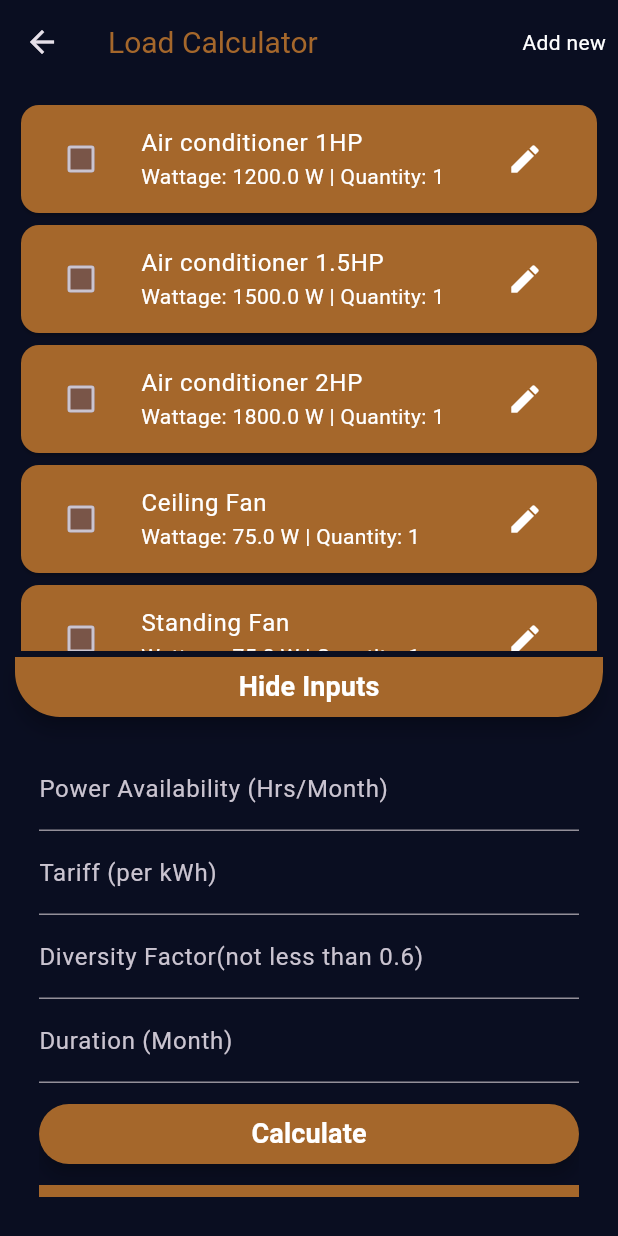
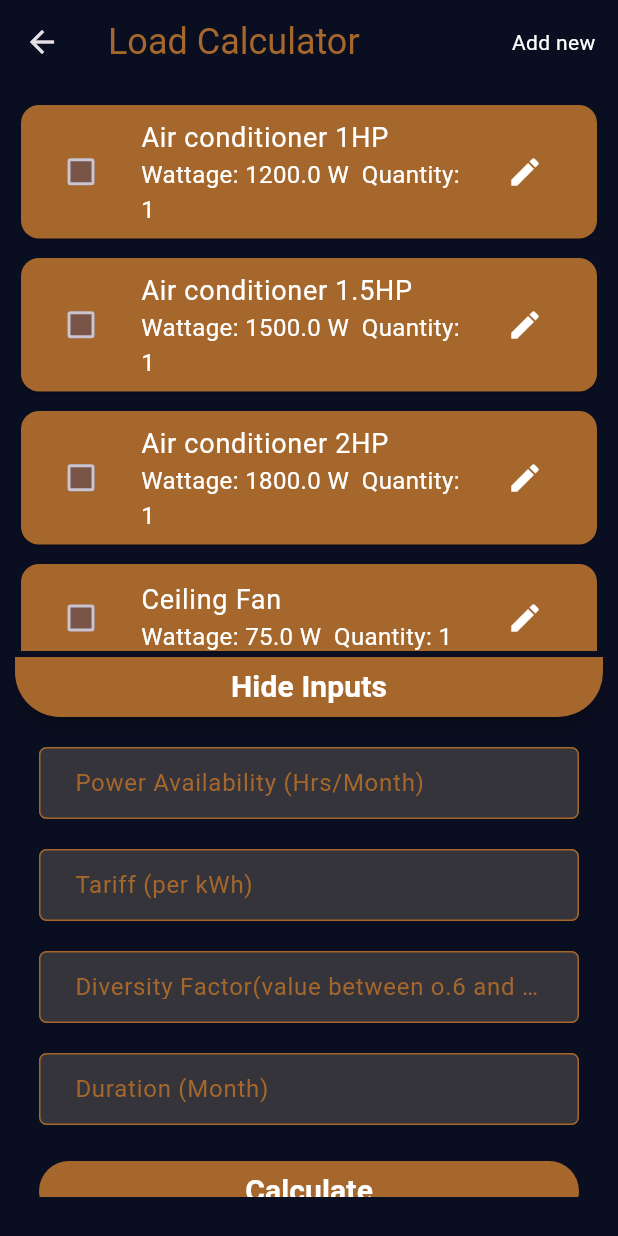
Before and after one commit to ZeggyRaph/ENERGY-LOSS-CALCULATOR, a Flutter app: the LoadCalculatorScreen screen opened by its route, after a tap on "Show Inputs", on a phone screen of 412 x 824 dp. Run offline on Flutter 3.47's test engine with Material 3 defaults, Android fonts, the phone set to English and light mode, and no system bars; our stand-ins replace math_expressions.

Commit message:
still fine tuning the ui

```diff
--- a/lib/reusable_textfield.dart
+++ b/lib/reusable_textfield.dart
@@ -14,7 +14,10 @@ class ReusableTextField extends StatelessWidget {
 
   @override
   Widget build(BuildContext context) {
-    return TextField(
+    return Column(
+      mainAxisAlignment: MainAxisAlignment.start,
+      children: [
+        TextField(
          // textAlignVertical: TextAlignVertical(y: -0.0),
 
           keyboardType: TextInputType.number,
@@ -32,7 +35,7 @@ class ReusableTextField extends StatelessWidget {
               //contentPadding: EdgeInsets.only(bottom: 0.0),
               contentPadding: const EdgeInsets.symmetric(vertical: 5.0, horizontal: 20.0),
               border: const OutlineInputBorder(
-            borderRadius: BorderRadius.all(Radius.circular(32.0)),
+                borderRadius: BorderRadius.all(Radius.circular(5.0)),
               ),
               focusedBorder: const OutlineInputBorder(
                 borderSide: BorderSide(
@@ -44,13 +47,16 @@ class ReusableTextField extends StatelessWidget {
                     color: Color(0xFFA5672B),
                     //width: 1.0
                 ),
-            borderRadius: BorderRadius.all(Radius.circular(32.0)),
+                borderRadius: BorderRadius.all(Radius.circular(5.0)),
               ),
               labelStyle: const TextStyle(
                 color: Color(0xFFA5672B),
               ),
               labelText: labText,
               hintText: hintTex),
+        ),
+        const SizedBox(height: 10,)
+      ],
     );
   }
 }
--- a/lib/screens/amp_to_kw_Kwh_screen.dart
+++ b/lib/screens/amp_to_kw_Kwh_screen.dart
@@ -48,13 +48,14 @@ class _EnergyState extends State<Energy> {
                     child: ListView(
                       physics: const BouncingScrollPhysics(),
                       children: [
-                        _buildLabel('VOLTAGE (V)'),
+                       // _buildLabel('VOLTAGE (V)'),
                         _buildTextField(
                           controller: energyCalculationModel.voltageController,
                           label: 'Voltage',
                           hint: 'Enter 240 for voltage value',
                         ),
-                        _buildLabel('CURRENT (A)'),
+
+                        SizedBox(height: 20,),
                         _buildTextField(
                           controller: energyCalculationModel.currentController,
                           label: 'Current',
--- a/lib/screens/load_calculator_screen.dart
+++ b/lib/screens/load_calculator_screen.dart
@@ -4,6 +4,8 @@ import 'package:flutter/material.dart';
 import '../landscape.dart';
 import '../model/appliance.dart';
 import '../model/calc_model.dart';
+import '../palette.dart';
+import '../reusable_textfield.dart';
 
 class LoadCalculatorScreen extends StatefulWidget {
   static const String id = 'load_calculator_screen';
@@ -170,21 +172,20 @@ class _LoadCalculatorScreenState extends State<LoadCalculatorScreen> {
       appBar: AppBar(
         title: const Text("Load Calculator",
         style: TextStyle(
-        fontSize: 20.0,
+        fontSize: 24.0,
         color: Color(0xFFA5672B),
     ),),
         actions: [
 
          InkWell(
-           child:  Padding(
-           padding: const EdgeInsets.all(8.0),
+           onTap: addAppliance,
+           child: Padding(
+             padding: const EdgeInsets.only(right: 15.0),
              child: Text('Add new', style: TextStyle(
              fontSize: 14.0,
              color: isDarkMode ? Colors.white : const Color(0xFFA5672B),
                           ),),
            ),
-           onTap: addAppliance,
-
          ),
         ],
       ),
@@ -206,12 +207,16 @@ class _LoadCalculatorScreenState extends State<LoadCalculatorScreen> {
                 crossAxisAlignment: CrossAxisAlignment.stretch,
                 children: [
                   Expanded(
+
                     child: ListView.builder(
                       shrinkWrap: true,
                       itemCount: appliances.length,
                       itemBuilder: (context, index) {
                         final appliance = appliances[index];
-                        return Card(color: const Color(0xFFA5672B,),
+                        return Column(
+                          mainAxisAlignment: MainAxisAlignment.start,
+                          children: [
+                            Card(color: const Color(0xFFA5672B,),
                               child: ListTile(
                                 leading: Checkbox(
                                   checkColor: isDarkMode ? Colors.brown : Colors.white, // Color of the check mark
@@ -231,9 +236,9 @@ class _LoadCalculatorScreenState extends State<LoadCalculatorScreen> {
                                   },
                                 ),
 
-                            title: Text(appliance.name!,style: TextStyle(color: isDarkMode ? Colors.white : Colors.white,),),
-                            subtitle: Text("Wattage: ${appliance.wattage} W | Quantity: ${appliance.quantity}"
-                              ,style: TextStyle(color: isDarkMode ? Colors.white : Colors.white,),),
+                                title: Text(appliance.name!,style: TextStyle(color: isDarkMode ? Colors.white : Colors.white,fontSize: 18),),
+                                subtitle: Text("Wattage: ${appliance.wattage} W  Quantity: ${appliance.quantity}"
+                                  ,style: TextStyle(color: isDarkMode ? Colors.white : Colors.white,fontSize: 16),),
                                 trailing: IconButton(
                                   icon:  Icon(Icons.edit,color: isDarkMode ? Colors.white : Colors.white,),
                                   onPressed: () {
@@ -241,11 +246,14 @@ class _LoadCalculatorScreenState extends State<LoadCalculatorScreen> {
                                   },
                                 ),
                               ),
+                            ),
+                            SizedBox(height: 5,)
+                          ],
                         );
                       },
+
                     ),
                   ),
-
                   ElevatedButton(
                     style: ElevatedButton.styleFrom(
                       elevation: 5,
@@ -261,7 +269,7 @@ class _LoadCalculatorScreenState extends State<LoadCalculatorScreen> {
                       });
                     },
                     child: Text(showInputs ? "Hide Inputs" : "Show Inputs",
-                      style: const TextStyle(color: Colors.white, fontSize: 18, fontWeight: FontWeight.bold),),
+                      style: const TextStyle(color: Colors.white, fontSize: 20, fontWeight: FontWeight.bold),),
                   ),
 
                   Visibility(
@@ -273,27 +281,40 @@ class _LoadCalculatorScreenState extends State<LoadCalculatorScreen> {
                         child: ListView(
                           shrinkWrap: true,
                           children: [
-                            TextField(
-                              decoration:  const InputDecoration(labelText: "Power Availability (Hrs/Month)", ),
-                              keyboardType: TextInputType.number,
-                              controller: energyCalculationModel.availabilityController,
+                            ReusableTextField(
+                              kontroller: energyCalculationModel.availabilityController,
+                              labText: 'Power Availability (Hrs/Month)',
+                              hintTex: 'Enter total hours of power in a month',
                             ),
-                            TextField(
-                              decoration: const InputDecoration(labelText: "Tariff (per kWh)"),
-                              keyboardType: TextInputType.number,
-                              controller: energyCalculationModel.tariffController,
+                            const SizedBox(
+                              height: 10.0,
                             ),
-                            TextField(
-                              decoration: const InputDecoration(labelText: "Diversity Factor(not less than 0.6)"),
-                              keyboardType: TextInputType.number,
-                              controller: energyCalculationModel.diversityController,
+                            ReusableTextField(
+                              kontroller: energyCalculationModel.tariffController,
+                              labText: 'Tariff (per kWh)',
+                              hintTex: 'Enter the tariff per kwh',
                             ),
-                            TextField(
-                              decoration: const InputDecoration(labelText: "Duration (Month)"),
-                              keyboardType: TextInputType.number,
-                              controller: energyCalculationModel.noOfMonthsController,
+                            const SizedBox(
+                              height: 10.0,
                             ),
-                            const SizedBox(height: 10),
+
+                            ReusableTextField(
+                              kontroller: energyCalculationModel.diversityController,
+                              labText: 'Diversity Factor(value between o.6 and 1)',
+                              hintTex: 'Enter a value between o.6 and 1',
+                            ),
+                            const SizedBox(
+                              height: 10.0,
+                            ),
+                            ReusableTextField(
+                              kontroller: energyCalculationModel.noOfMonthsController,
+                              labText: 'Duration (Month)',
+                              hintTex: 'Enter the number of months',
+                            ),
+                            const SizedBox(
+                              height: 10.0,
+                            ),
+
                             ElevatedButton(
 
                               onPressed: () {
@@ -345,7 +366,7 @@ class _LoadCalculatorScreenState extends State<LoadCalculatorScreen> {
                                 ),
                                 backgroundColor: const Color(0xFFA5672B),),
                               child: const Text("Calculate",
-                                style: TextStyle(color: Colors.white, fontSize: 18, fontWeight: FontWeight.bold),),
+                                style: TextStyle(color: Colors.white, fontSize: 20, fontWeight: FontWeight.bold),),
                             ),
 
                             const SizedBox(height: 10),
@@ -355,7 +376,7 @@ class _LoadCalculatorScreenState extends State<LoadCalculatorScreen> {
                               color:const Color(0xFFA5672B,),
                               child: Text(
                                 "Total Wattage: ${energyCalculationModel.totalWattage.toStringAsFixed(2)} W",
-                                style: const TextStyle(color: Colors.white, fontSize: 18, fontWeight: FontWeight.bold),
+                                style: const TextStyle(color: Colors.white, fontSize: 20, fontWeight: FontWeight.bold),
                               ),
                             ),
                             const SizedBox(height: 10),
@@ -365,7 +386,7 @@ class _LoadCalculatorScreenState extends State<LoadCalculatorScreen> {
                               color:const Color(0xFFA5672B,),
                               child: Text(
                                 "Energy Cost: #${energyCost.toStringAsFixed(2)}",
-                                style: const TextStyle(color: Colors.white, fontSize: 18, fontWeight: FontWeight.bold),
+                                style: const TextStyle(color: Colors.white, fontSize: 20, fontWeight: FontWeight.bold),
                               ),
                             ),
                           ],
```
Also changed, not shown: lib/screens/loss_of_revenue.dart (+4 -30 lines), lib/screens/negative_kwh.dart (+0 -12 lines), lib/screens/portrait.dart (+5 -30 lines), lib/screens/power_to_current_screen.dart (+5 -11 lines). Lines whose indentation alone changed are shown as unchanged.
